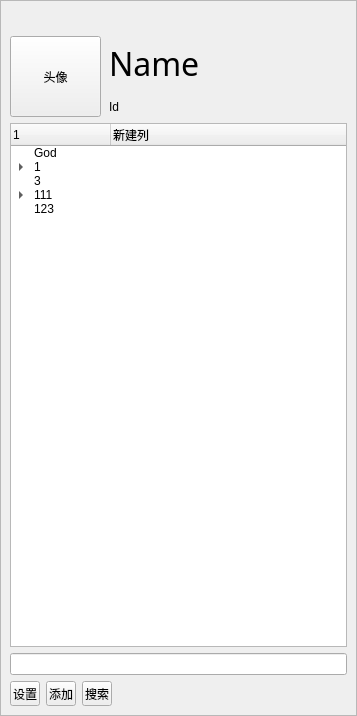
Mine268/chatroom_qt, file QQdemo/friendlist.ui: the form before one commit.
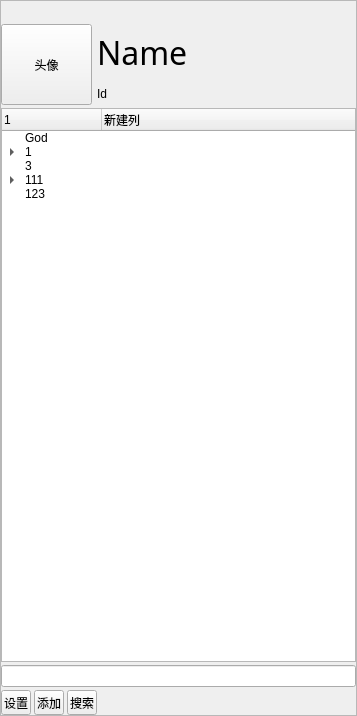
The form after the commit. Icons and pictures are not drawn.

```diff
--- a/QQdemo/friendlist.ui
+++ b/QQdemo/friendlist.ui
@@ -38,6 +38,21 @@
       <enum>QFrame::Raised</enum>
      </property>
      <layout class="QVBoxLayout" name="verticalLayout_2">
+      <property name="spacing">
+       <number>3</number>
+      </property>
+      <property name="leftMargin">
+       <number>0</number>
+      </property>
+      <property name="topMargin">
+       <number>0</number>
+      </property>
+      <property name="rightMargin">
+       <number>0</number>
+      </property>
+      <property name="bottomMargin">
+       <number>0</number>
+      </property>
       <item>
        <layout class="QHBoxLayout" name="horizontalLayout">
         <item>
```
